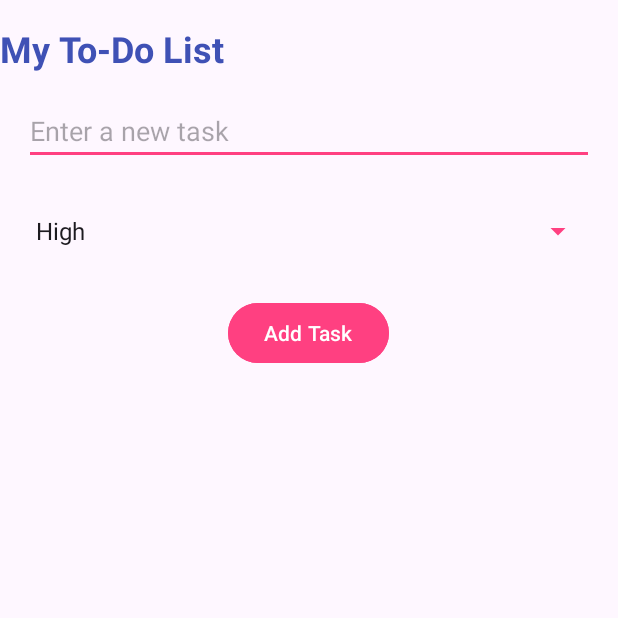
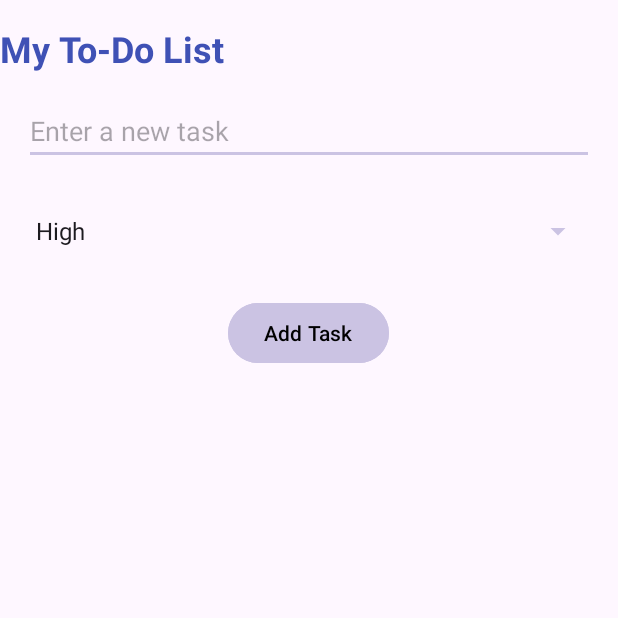
Before and after one commit to vedant15708/MAD_Assignment-2_21012011059, an Android app: the screen it shows after launch (MainActivity), on a phone screen of 412 x 824 dp, the top half of it. Run offline under Robolectric (Android 15) with nearby library versions, the light colour scheme and no system bars.

Commit message:
Assignment 2

```diff
--- a/app/src/main/res/layout/activity_main.xml
+++ b/app/src/main/res/layout/activity_main.xml
@@ -20,14 +20,13 @@
         android:textColor="@color/colorPrimary"
         android:layout_marginTop="16dp"/>
 
-    <!-- Task Input -->
     <EditText
         android:id="@+id/taskInput"
         android:layout_width="match_parent"
         android:layout_height="wrap_content"
         android:hint="Enter a new task"
         android:layout_margin="16dp"
-        android:backgroundTint="@color/colorAccent"/>
+        android:backgroundTint="@color/lightpurple"/>
 
     <!-- Priority Spinner -->
     <Spinner
@@ -35,7 +34,7 @@
         android:layout_width="match_parent"
         android:layout_height="wrap_content"
         android:layout_margin="16dp"
-        android:backgroundTint="@color/colorAccent"/>
+        android:backgroundTint="@color/lightpurple"/>
 
 
     <Button
@@ -43,9 +42,10 @@
         android:layout_width="wrap_content"
         android:layout_height="wrap_content"
         android:text="Add Task"
+        android:textColor="@color/black"
         android:layout_gravity="center"
         android:layout_marginTop="16dp"
-        android:backgroundTint="@color/colorAccent"/>
+        android:backgroundTint="@color/lightpurple"/>
 
 
     <ListView
--- a/app/src/main/res/values/colors.xml
+++ b/app/src/main/res/values/colors.xml
@@ -2,6 +2,7 @@
 <resources>
     <color name="black">#FF000000</color>
     <color name="white">#FFFFFFFF</color>
-    <color name="colorPrimary">#3F51B5</color> <!-- Primary color -->
-    <color name="colorAccent">#FF4081</color> <!-- Accent color -->
+    <color name="colorPrimary">#3F51B5</color>
+    <color name="lightpurple">#CBC3E3</color>
+
 </resources>
```
